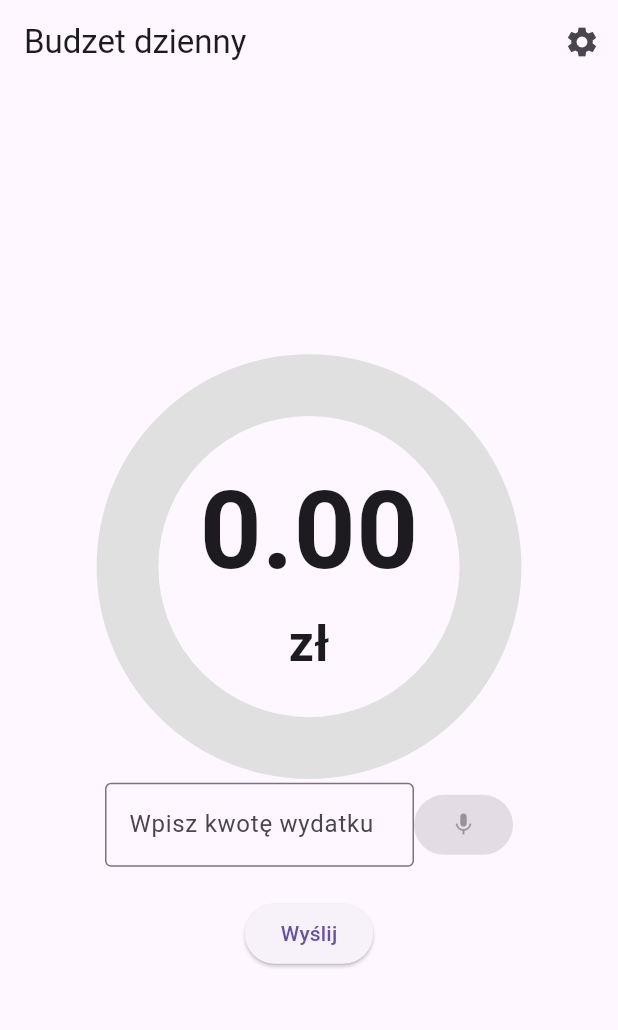
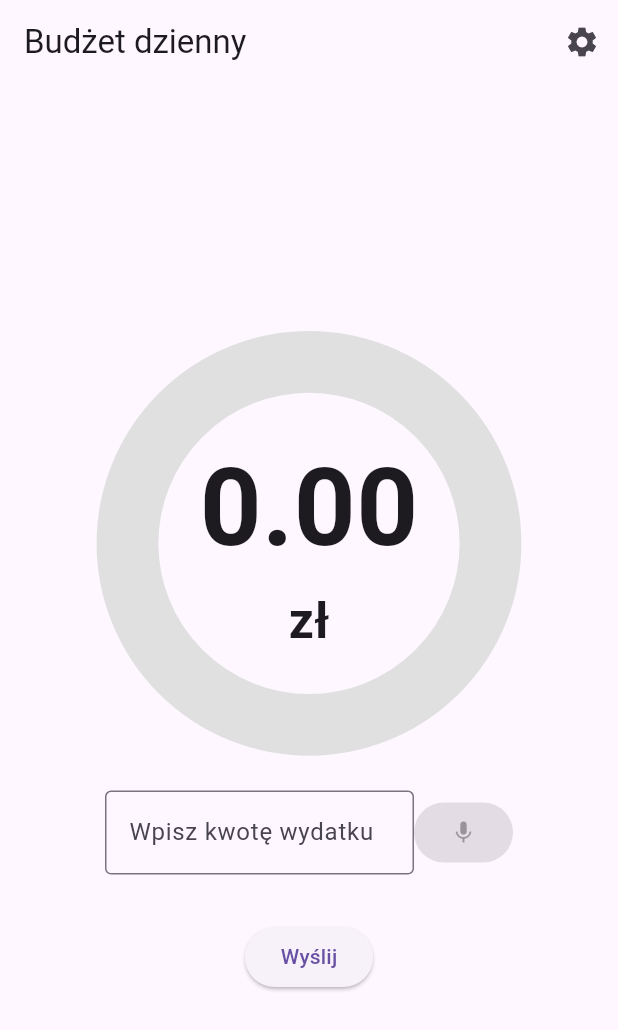
Before and after one commit to PASSTESTMP/dailybudget, a Flutter app: the screen it shows after launch, on a phone screen of 412 x 824 dp. Shown: the top 1030 px of the screen. Run offline on Flutter 3.47's test engine with Material 3 defaults, Android fonts, the phone set to English and light mode, and no system bars; our stand-ins replace clock, flutter_bloc, shared_preferences, speech_to_text; missing offline and left inert: window_size.

Commit message:
corrected speling and overview spaceing

```diff
--- a/lib/l10n/app_localizations_pl.dart
+++ b/lib/l10n/app_localizations_pl.dart
@@ -12,14 +12,15 @@ class AppLocalizationsPl extends AppLocalizations {
   String get alertDialogLess => 'Wydatek jest ujemny';
 
   @override
-  String get alertDialogLessQestion => 'Odświerzyć limit po przychodzie?';
+  String get alertDialogLessQestion =>
+      'Odświerzyć limit po wpływie do budżetu?';
 
   @override
-  String get alertDialogMore => 'Wydatek jest większy niz limit';
+  String get alertDialogMore => 'Wydatek jest większy niż limit';
 
   @override
   String get alertDialogMoreQestion =>
-      'Odswierzyc wydatek czy pozyczyc z kolejnego dnia?';
+      'Odświerzyć limit czy pożyczyć z kolejnego dnia?';
 
   @override
   String get yes => 'Tak';
@@ -31,10 +32,10 @@ class AppLocalizationsPl extends AppLocalizations {
   String get update => 'Odświerz';
 
   @override
-  String get borrow => 'Porzycz';
+  String get borrow => 'Pożycz';
 
   @override
-  String get overviewTitle => 'Budzet dzienny';
+  String get overviewTitle => 'Budżet dzienny';
 
   @override
   String get settingsTitle => 'Ustawienia';
@@ -56,7 +57,7 @@ class AppLocalizationsPl extends AppLocalizations {
   String get send => 'Wyślij';
 
   @override
-  String get budget => 'Budzet';
+  String get budget => 'Budżet';
 
   @override
   String get maxLimit => 'Maksymalny limit';
@@ -74,7 +75,7 @@ class AppLocalizationsPl extends AppLocalizations {
   String get updateLimit => 'Odświerz limit';
 
   @override
-  String get enterValue => 'Wspisz wartość';
+  String get enterValue => 'Wpisz wartość';
 
   @override
   String get enterInteger => 'Wpisz wartość';
@@ -86,5 +87,5 @@ class AppLocalizationsPl extends AppLocalizations {
   String get enterDay => '1 - 31';
 
   @override
-  String get dailyBudget => 'Dzienny Budzet';
+  String get dailyBudget => 'Dzienny Budżet';
 }
--- a/lib/l10n/intl_pl.arb
+++ b/lib/l10n/intl_pl.arb
@@ -1,28 +1,28 @@
 {
   "alertDialogLess": "Wydatek jest ujemny",
-  "alertDialogLessQestion": "Odświerzyć limit po przychodzie?",
-  "alertDialogMore": "Wydatek jest większy niz limit",
-  "alertDialogMoreQestion": "Odswierzyc wydatek czy pozyczyc z kolejnego dnia?",
+  "alertDialogLessQestion": "Odświerzyć limit po wpływie do budżetu?",
+  "alertDialogMore": "Wydatek jest większy niż limit",
+  "alertDialogMoreQestion": "Odświerzyć limit czy pożyczyć z kolejnego dnia?",
   "yes": "Tak",
   "no": "Nie",
   "update": "Odświerz",
-  "borrow": "Porzycz",
-  "overviewTitle": "Budzet dzienny",
+  "borrow": "Pożycz",
+  "overviewTitle": "Budżet dzienny",
   "settingsTitle": "Ustawienia",
   "pln": "zł",
   "usd": "$",
   "enterSpending": "Wpisz kwotę wydatku",
   "promptSttNotAvailable": "Speech-to-text jest nieobsługiwany przez platformę",
   "send": "Wyślij",
-  "budget": "Budzet",
+  "budget": "Budżet",
   "maxLimit": "Maksymalny limit",
   "payDay": "Dzień wypłaty",
   "limit": "Limit",
   "prompLimitUpdated": "Limit odświerzony",
   "updateLimit": "Odświerz limit",
-  "enterValue": "Wspisz wartość",
+  "enterValue": "Wpisz wartość",
   "enterInteger": "Wpisz wartość",
   "enterNumber": "Wpisz wartość",
   "enterDay": "1 - 31",
-  "dailyBudget": "Dzienny Budzet"
+  "dailyBudget": "Dzienny Budżet"
 }
--- a/lib/main.dart
+++ b/lib/main.dart
@@ -6,6 +6,7 @@ import 'package:dailybudget/features/local_storage_service.dart';
 import 'package:dailybudget/l10n/app_localizations.dart';
 import 'package:dailybudget/pages/overview.dart';
 import 'package:flutter/material.dart';
+// import 'package:flutter/rendering.dart';
 import 'package:flutter/services.dart';
 import 'package:flutter_bloc/flutter_bloc.dart';
 import 'package:window_size/window_size.dart';
@@ -15,6 +16,8 @@ import 'dart:io';
 Future<void> main() async {
   // Ensure that the Flutter engine is initialized before running the app
   WidgetsFlutterBinding.ensureInitialized();
+
+  // debugPaintSizeEnabled = true;
 
   // Set the minimum window size for desktop platforms
   if (Platform.isWindows || Platform.isLinux || Platform.isMacOS) {
--- a/lib/pages/overview.dart
+++ b/lib/pages/overview.dart
@@ -154,6 +154,9 @@ class _OverviewPageState extends State<OverviewPage> {
             int charNumber = limitValue.toStringAsFixed(2).length;
             double mainFontSize = minimumWindowSize * 0.7 / charNumber;
             double secondFontSize = minimumWindowSize * 0.08;
+            double secondDistance = min((windowHeight - (distanceSize + boxSize + distanceSize))/3, distanceSize*1.5);
+            double thirdDistance = min((windowHeight - (distanceSize + boxSize + secondDistance))/5, secondDistance/2);
+
 
             // TODO: add currency parameter
             String currency = loc!.pln;
@@ -200,13 +203,14 @@ class _OverviewPageState extends State<OverviewPage> {
                   ),
                 ),
                 SizedBox(
-                  height: distanceSize,
+                  height: secondDistance,
                 ),
                 Row(
                   mainAxisAlignment: MainAxisAlignment.center,
                   children: [
                     SizedBox(
                       width: boxSize,
+                      // height: distanceSize,
                       child: TextField(
                         controller: _controller,
                         decoration: InputDecoration(
@@ -256,7 +260,7 @@ class _OverviewPageState extends State<OverviewPage> {
                   ],
                 ),
                 SizedBox(
-                  height: distanceSize/2,
+                  height: thirdDistance,
                 ),
                 ElevatedButton(
                   onPressed: () {
--- a/lib/pages/settings.dart
+++ b/lib/pages/settings.dart
@@ -1,8 +1,6 @@
-import 'package:dailybudget/Model/data_model.dart';
 import 'package:dailybudget/bloc/limit_bloc.dart';
 import 'package:dailybudget/bloc/limit_event.dart';
 import 'package:dailybudget/bloc/limit_state.dart';
-import 'package:dailybudget/features/local_storage_service.dart';
 import 'package:dailybudget/l10n/app_localizations.dart';
 import 'package:flutter/material.dart';
 import 'package:flutter/services.dart';
```
